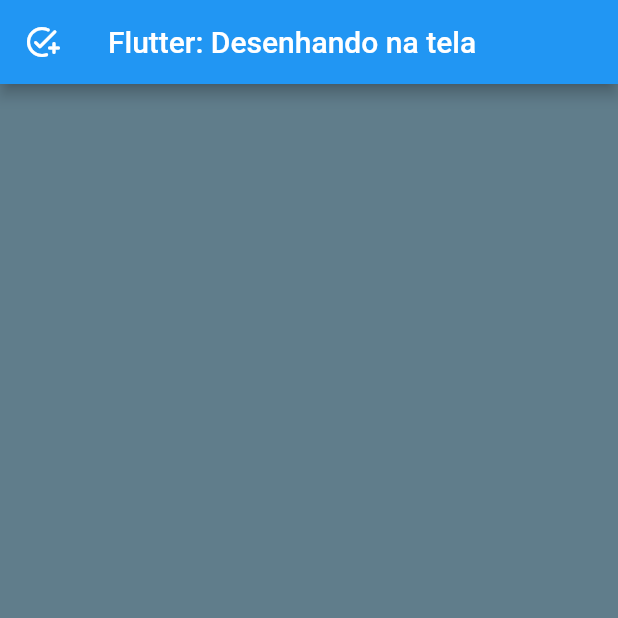
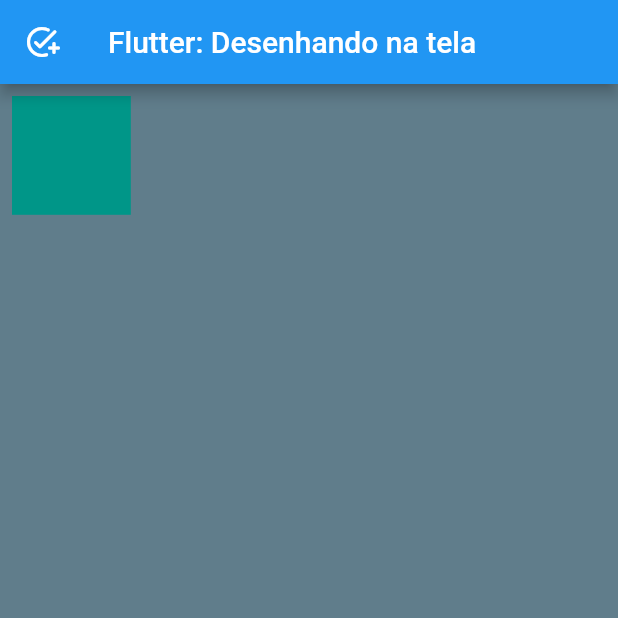
Before and after one commit to gkpiccoli/crispy-happiness, a Flutter app: the screen it shows after launch, on a phone screen of 412 x 824 dp, the top half of it. Run offline on Flutter 3.47's test engine with Material 2 defaults, Android fonts, the phone set to English and light mode, and no system bars.

Commit message:
first container :D

```diff
--- a/lib/main.dart
+++ b/lib/main.dart
@@ -19,6 +19,16 @@ class MyApp extends StatelessWidget {
               onPressed: () {}, icon: const Icon(Icons.add_task_rounded)),
           title: const Text('Flutter: Desenhando na tela'),
         ),
+        body: GridView.count(
+          primary: false,
+          crossAxisCount: 5,
+          padding: EdgeInsets.all(8.0),
+          children: [
+            Container(
+              color: Colors.teal,
+            )
+          ],
+        ),
       ),
     );
   }
```
